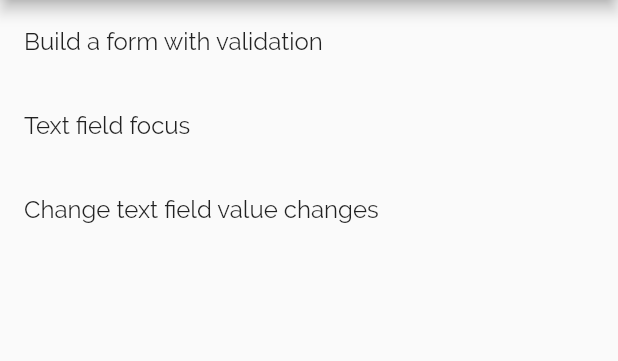
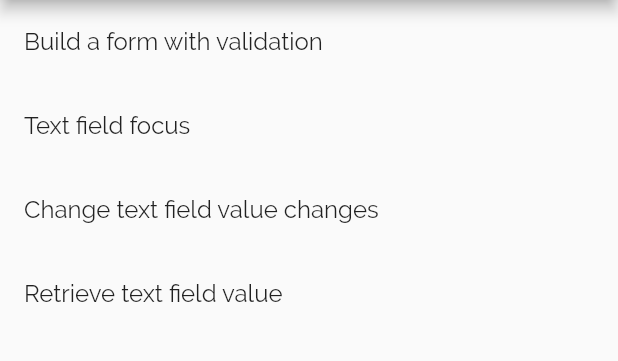
Before and after one commit to MudOnTire/flutter_demos, a Flutter app: the FormDemos screen opened by its route, on a phone screen of 412 x 824 dp, the part 84-445 px from its top. Run offline on Flutter 3.47's test engine with Material 2 defaults, Android fonts, the phone set to English and light mode, and no system bars.

Commit message:
add retrieve text field value

```diff
--- a/lib/main.dart
+++ b/lib/main.dart
@@ -13,6 +13,7 @@ import 'package:flutter_layout_demo/pages/form/Demos.dart';
 import 'package:flutter_layout_demo/pages/form/FocusInput.dart';
 import 'package:flutter_layout_demo/pages/form/FormValidation.dart';
 import 'package:flutter_layout_demo/pages/form/HandleInputChange.dart';
+import 'package:flutter_layout_demo/pages/form/RetrieveInputValue.dart';
 import 'package:flutter_layout_demo/pages/home.dart';
 import 'package:flutter_layout_demo/pages/layout/layout.dart';
 import 'package:flutter_layout_demo/pages/navigation/data-to-new-screen/screen_one.dart';
@@ -46,6 +47,7 @@ class MyApp extends StatelessWidget {
           '/form/validation': (context) => FormValidationApp(),
           '/form/focus-input': (context) => FocusInputApp(),
           '/form/handle-input-change': (context) => HandleInputChangeApp(),
+          '/form/retrieve-input-value': (context) => RetrieveInputValueApp(),
           // animation
           '/animation': (context) => AnimationDemos(),
           '/animation/page-transition': (context) => RTScreenOne(),
--- a/lib/pages/form/Demos.dart
+++ b/lib/pages/form/Demos.dart
@@ -24,6 +24,12 @@ class FormDemos extends StatelessWidget {
             onTap: () {
               Navigator.pushNamed(context, '/form/handle-input-change');
             },
+          ),
+          ListTile(
+            title: Text('Retrieve text field value'),
+            onTap: () {
+              Navigator.pushNamed(context, '/form/retrieve-input-value');
+            },
           )
         ],
       ),
```
Also changed, not shown: lib/pages/form/RetrieveInputValue.dart (added, +38 -0 lines).
